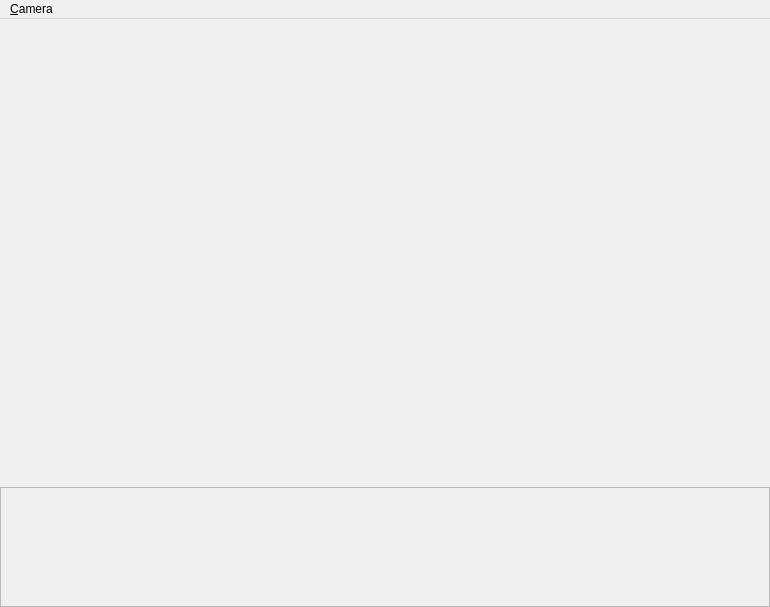
Above: example/vis/mainwindow.ui from pdobrowo/libcs2 before the change. Below: the same form after it.
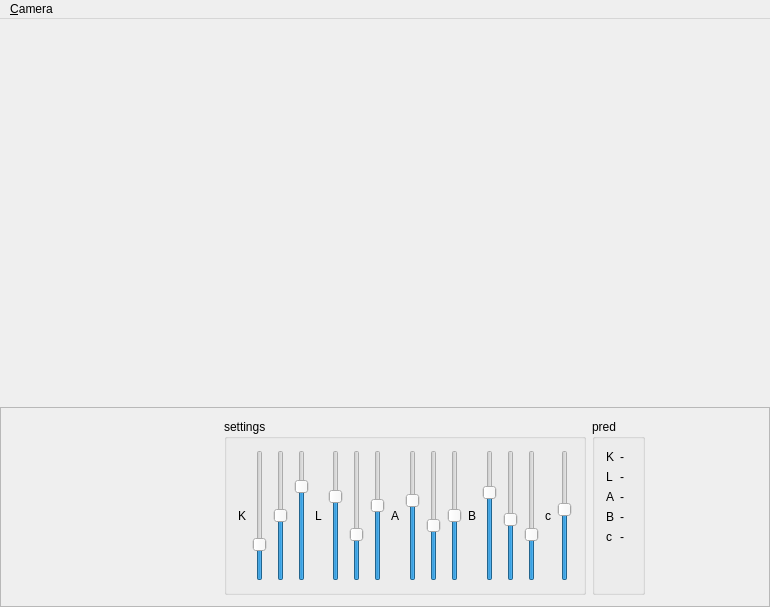
That is the form after the change.

Commit message: added dyn. setting for predg in vis

```diff
--- a/example/vis/mainwindow.ui
+++ b/example/vis/mainwindow.ui
@@ -50,7 +50,7 @@
       <property name="maximumSize">
        <size>
         <width>16777215</width>
-        <height>120</height>
+        <height>200</height>
        </size>
       </property>
       <property name="frameShape">
@@ -102,6 +102,301 @@
          </layout>
         </widget>
        </item>
+       <item>
+        <widget class="QGroupBox" name="groupBox">
+         <property name="title">
+          <string>settings</string>
+         </property>
+         <layout class="QHBoxLayout" name="horizontalLayout_2">
+          <item>
+           <widget class="QLabel" name="label">
+            <property name="text">
+             <string>K</string>
+            </property>
+           </widget>
+          </item>
+          <item>
+           <widget class="QSlider" name="verticalSliderKX">
+            <property name="maximum">
+             <number>600</number>
+            </property>
+            <property name="value">
+             <number>150</number>
+            </property>
+            <property name="orientation">
+             <enum>Qt::Vertical</enum>
+            </property>
+           </widget>
+          </item>
+          <item>
+           <widget class="QSlider" name="verticalSliderKY">
+            <property name="maximum">
+             <number>600</number>
+            </property>
+            <property name="value">
+             <number>300</number>
+            </property>
+            <property name="orientation">
+             <enum>Qt::Vertical</enum>
+            </property>
+           </widget>
+          </item>
+          <item>
+           <widget class="QSlider" name="verticalSliderKZ">
+            <property name="maximum">
+             <number>600</number>
+            </property>
+            <property name="value">
+             <number>450</number>
+            </property>
+            <property name="orientation">
+             <enum>Qt::Vertical</enum>
+            </property>
+           </widget>
+          </item>
+          <item>
+           <widget class="QLabel" name="label_2">
+            <property name="text">
+             <string>L</string>
+            </property>
+           </widget>
+          </item>
+          <item>
+           <widget class="QSlider" name="verticalSliderLX">
+            <property name="maximum">
+             <number>600</number>
+            </property>
+            <property name="value">
+             <number>400</number>
+            </property>
+            <property name="orientation">
+             <enum>Qt::Vertical</enum>
+            </property>
+           </widget>
+          </item>
+          <item>
+           <widget class="QSlider" name="verticalSliderLY">
+            <property name="maximum">
+             <number>600</number>
+            </property>
+            <property name="value">
+             <number>200</number>
+            </property>
+            <property name="orientation">
+             <enum>Qt::Vertical</enum>
+            </property>
+           </widget>
+          </item>
+          <item>
+           <widget class="QSlider" name="verticalSliderLZ">
+            <property name="maximum">
+             <number>600</number>
+            </property>
+            <property name="value">
+             <number>350</number>
+            </property>
+            <property name="orientation">
+             <enum>Qt::Vertical</enum>
+            </property>
+           </widget>
+          </item>
+          <item>
+           <widget class="QLabel" name="label_4">
+            <property name="text">
+             <string>A</string>
+            </property>
+           </widget>
+          </item>
+          <item>
+           <widget class="QSlider" name="verticalSliderAX">
+            <property name="maximum">
+             <number>600</number>
+            </property>
+            <property name="value">
+             <number>380</number>
+            </property>
+            <property name="orientation">
+             <enum>Qt::Vertical</enum>
+            </property>
+           </widget>
+          </item>
+          <item>
+           <widget class="QSlider" name="verticalSliderAY">
+            <property name="maximum">
+             <number>600</number>
+            </property>
+            <property name="value">
+             <number>250</number>
+            </property>
+            <property name="orientation">
+             <enum>Qt::Vertical</enum>
+            </property>
+           </widget>
+          </item>
+          <item>
+           <widget class="QSlider" name="verticalSliderAZ">
+            <property name="maximum">
+             <number>600</number>
+            </property>
+            <property name="value">
+             <number>300</number>
+            </property>
+            <property name="orientation">
+             <enum>Qt::Vertical</enum>
+            </property>
+           </widget>
+          </item>
+          <item>
+           <widget class="QLabel" name="label_3">
+            <property name="text">
+             <string>B</string>
+            </property>
+           </widget>
+          </item>
+          <item>
+           <widget class="QSlider" name="verticalSliderBX">
+            <property name="maximum">
+             <number>600</number>
+            </property>
+            <property name="value">
+             <number>420</number>
+            </property>
+            <property name="orientation">
+             <enum>Qt::Vertical</enum>
+            </property>
+           </widget>
+          </item>
+          <item>
+           <widget class="QSlider" name="verticalSliderBY">
+            <property name="maximum">
+             <number>600</number>
+            </property>
+            <property name="value">
+             <number>280</number>
+            </property>
+            <property name="orientation">
+             <enum>Qt::Vertical</enum>
+            </property>
+           </widget>
+          </item>
+          <item>
+           <widget class="QSlider" name="verticalSliderBZ">
+            <property name="maximum">
+             <number>600</number>
+            </property>
+            <property name="value">
+             <number>200</number>
+            </property>
+            <property name="orientation">
+             <enum>Qt::Vertical</enum>
+            </property>
+           </widget>
+          </item>
+          <item>
+           <widget class="QLabel" name="label_5">
+            <property name="text">
+             <string>c</string>
+            </property>
+           </widget>
+          </item>
+          <item>
+           <widget class="QSlider" name="verticalSliderC">
+            <property name="maximum">
+             <number>600</number>
+            </property>
+            <property name="value">
+             <number>330</number>
+            </property>
+            <property name="orientation">
+             <enum>Qt::Vertical</enum>
+            </property>
+           </widget>
+          </item>
+         </layout>
+        </widget>
+       </item>
+       <item>
+        <widget class="QGroupBox" name="groupBox_2">
+         <property name="title">
+          <string>pred</string>
+         </property>
+         <layout class="QFormLayout" name="formLayout">
+          <property name="fieldGrowthPolicy">
+           <enum>QFormLayout::AllNonFixedFieldsGrow</enum>
+          </property>
+          <item row="0" column="0">
+           <widget class="QLabel" name="labelK">
+            <property name="text">
+             <string>K</string>
+            </property>
+           </widget>
+          </item>
+          <item row="0" column="1">
+           <widget class="QLabel" name="labelKval">
+            <property name="text">
+             <string>-</string>
+            </property>
+           </widget>
+          </item>
+          <item row="1" column="0">
+           <widget class="QLabel" name="labelL">
+            <property name="text">
+             <string>L</string>
+            </property>
+           </widget>
+          </item>
+          <item row="1" column="1">
+           <widget class="QLabel" name="labelLval">
+            <property name="text">
+             <string>-</string>
+            </property>
+           </widget>
+          </item>
+          <item row="2" column="0">
+           <widget class="QLabel" name="labelA">
+            <property name="text">
+             <string>A</string>
+            </property>
+           </widget>
+          </item>
+          <item row="2" column="1">
+           <widget class="QLabel" name="labelAval">
+            <property name="text">
+             <string>-</string>
+            </property>
+           </widget>
+          </item>
+          <item row="3" column="0">
+           <widget class="QLabel" name="labelB">
+            <property name="text">
+             <string>B</string>
+            </property>
+           </widget>
+          </item>
+          <item row="3" column="1">
+           <widget class="QLabel" name="labelBval">
+            <property name="text">
+             <string>-</string>
+            </property>
+           </widget>
+          </item>
+          <item row="4" column="0">
+           <widget class="QLabel" name="labelC">
+            <property name="text">
+             <string>c</string>
+            </property>
+           </widget>
+          </item>
+          <item row="4" column="1">
+           <widget class="QLabel" name="labelCval">
+            <property name="text">
+             <string>-</string>
+            </property>
+           </widget>
+          </item>
+         </layout>
+        </widget>
+       </item>
        <item>
         <spacer name="horizontalSpacer">
          <property name="orientation">
@@ -109,7 +404,7 @@
          </property>
          <property name="sizeHint" stdset="0">
           <size>
-           <width>535</width>
+           <width>106</width>
            <height>20</height>
           </size>
          </property>
```
The commit also changes 3 other files.
